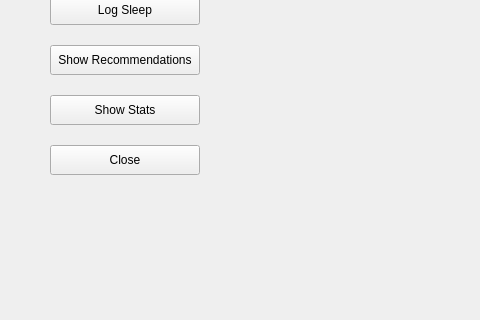
Above: main.ui from akalla26/Lunar_Sleep_Schedule before the change; both pictures show x 0 to 480 and y 105 to 425 of the 800 by 600 pixel window. Below: the same form after it.
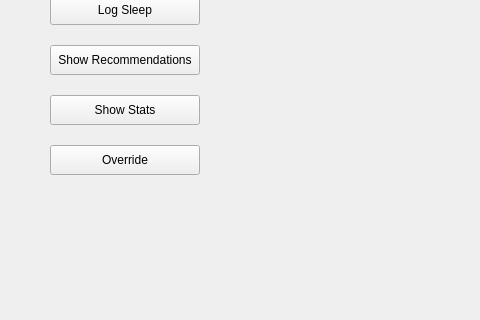
That is the form after the change.

Commit message:
Shifted date format and started working on overrides
Date format, previously in DD/MM/YYYY has now been shifted to MM/DD/YYYY for consistency purposes
Overrides that allow for sleep schedules to change for missions are in progress

What changed in the file:
```diff
--- a/main.ui
+++ b/main.ui
@@ -91,7 +91,7 @@
      </rect>
     </property>
     <property name="text">
-     <string>Close</string>
+     <string>Override</string>
     </property>
    </widget>
   </widget>
```
Left out of the diff: 2 changed lines with no effect on the pictures. The commit also changes 3 other files.
